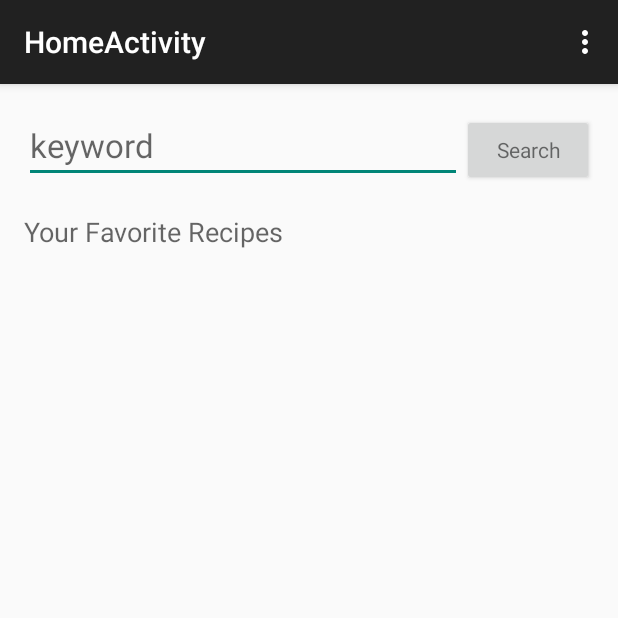
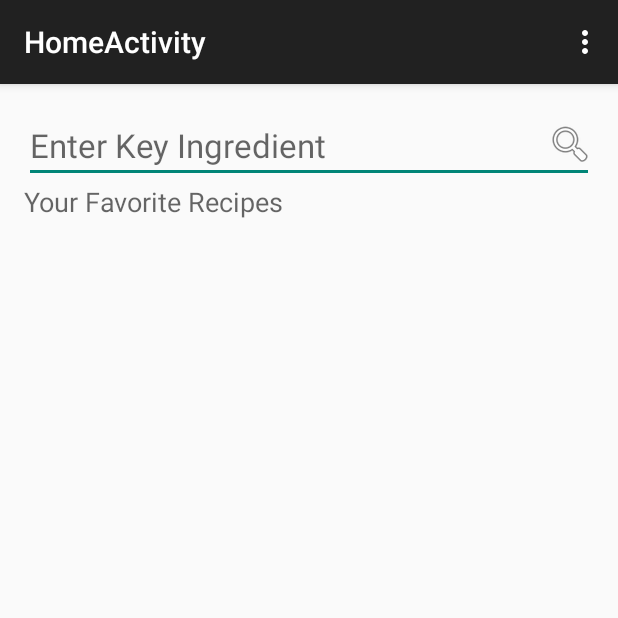
Before and after one commit to chenjr95/Google-CodeU, an Android app: the HomeActivity screen opened directly, with no data from a screen before it, on a phone screen of 412 x 824 dp, the top half of it. Run offline under Robolectric (Android 15) with nearby library versions, the light colour scheme and no system bars; libraries missing offline, so code that uses them is left out: com.parse; 5 statements that could not run were skipped.

Commit message:
fixed merge conflicts

```diff
--- a/RecipeFinder/app/src/main/java/com/example/android/recipefinder/HomeActivity.java
+++ b/RecipeFinder/app/src/main/java/com/example/android/recipefinder/HomeActivity.java
@@ -1,9 +1,8 @@
 package com.example.android.recipefinder;
 
-import android.app.Activity;
 import android.content.Intent;
+import android.os.Bundle;
 import android.support.v7.app.ActionBarActivity;
-import android.os.Bundle;
 import android.view.Menu;
 import android.view.MenuItem;
 import android.view.View;
@@ -11,8 +10,6 @@ import android.widget.AdapterView;
 import android.widget.ArrayAdapter;
 import android.widget.ListView;
 import android.widget.TextView;
-
-import java.util.ArrayList;
 
 
 public class HomeActivity extends ActionBarActivity {
@@ -23,7 +20,8 @@ public class HomeActivity extends ActionBarActivity {
         setContentView(R.layout.activity_home);
 
         ListView listView = (ListView) findViewById(R.id.listView);
-        final String[] favoriteIds = LoginActivity.favorites.split(",");
+        String temp = LoginActivity.join(LoginActivity.favorites);
+        final String[] favoriteIds = temp.split(",");
 
         ArrayAdapter<String> arrayAdapter =
                 new ArrayAdapter<>(this,android.R.layout.simple_list_item_1, favoriteIds);
@@ -42,7 +40,30 @@ public class HomeActivity extends ActionBarActivity {
 
     @Override
     protected void onCreate(Bundle savedInstanceState) {
+
         super.onCreate(savedInstanceState);
+//        setContentView(R.layout.activity_home);
+//        if (findViewById(R.id.recipe_detail_container) != null) {
+//            // The detail container view will be present only in the large-screen layouts
+//            // (res/layout-sw600dp). If this view is present, then the activity should be
+//            // in two-pane mode.
+//            mTwoPane = true;
+//            // In two-pane mode, show the detail view in this activity by
+//            // adding or replacing the detail fragment using a
+//            // fragment transaction.
+//            if (savedInstanceState == null) {
+//                getSupportFragmentManager().beginTransaction()
+//                        .replace(R.id.weather_detail_container, new DetailFragment(), DETAILFRAGMENT_TAG)
+//                        .commit();
+//            }
+//        } else {
+//            mTwoPane = false;
+//            getSupportActionBar().setElevation(0f);
+//        }
+//
+//        HomeActivity forecastFragment = ((MainActivityFragment)
+//                getSupportFragmentManager().findFragmentById(R.id.fragment_forecast));
+
     }
 
     @Override
@@ -67,6 +88,9 @@ public class HomeActivity extends ActionBarActivity {
         return super.onOptionsItemSelected(item);
     }
 
+
+
+
     public void search (View view){
         Intent i = new Intent(this, SearchActivity.class);
         TextView t = (TextView) findViewById(R.id.search_entry);
--- a/RecipeFinder/app/src/main/java/com/example/android/recipefinder/RecipeActivity.java
+++ b/RecipeFinder/app/src/main/java/com/example/android/recipefinder/RecipeActivity.java
@@ -3,15 +3,13 @@ package com.example.android.recipefinder;
 import android.animation.Animator;
 import android.animation.AnimatorListenerAdapter;
 import android.annotation.TargetApi;
-import android.app.Activity;
 import android.content.Intent;
 import android.graphics.Bitmap;
 import android.graphics.BitmapFactory;
-import android.media.Image;
 import android.os.AsyncTask;
 import android.os.Build;
+import android.os.Bundle;
 import android.support.v7.app.ActionBarActivity;
-import android.os.Bundle;
 import android.util.Log;
 import android.view.Menu;
 import android.view.MenuItem;
--- a/RecipeFinder/app/src/main/res/layout/activity_home.xml
+++ b/RecipeFinder/app/src/main/res/layout/activity_home.xml
@@ -1,40 +1,34 @@
-<LinearLayout xmlns:android="http://schemas.android.com/apk/res/android"
+<RelativeLayout xmlns:android="http://schemas.android.com/apk/res/android"
     xmlns:tools="http://schemas.android.com/tools" android:layout_width="match_parent"
     android:layout_height="match_parent" android:paddingLeft="@dimen/activity_horizontal_margin"
     android:paddingRight="@dimen/activity_horizontal_margin"
     android:paddingTop="@dimen/activity_vertical_margin"
     android:paddingBottom="@dimen/activity_vertical_margin"
-    android:orientation="vertical"
     tools:context="com.example.android.recipefinder.HomeActivity">
 
-
-    <LinearLayout
+    <EditText
         android:layout_width="fill_parent"
         android:layout_height="wrap_content"
-        android:orientation="horizontal">
-        <EditText
-            android:layout_width="fill_parent"
-            android:layout_weight="1"
-            android:layout_height="wrap_content"
         android:textAppearance="?android:attr/textAppearanceLarge"
-            android:hint="keyword"
+        android:hint="Enter Key Ingredient"
         android:id="@+id/search_entry"
         android:inputType="text" android:maxLines="1"
-            android:singleLine="true"
-            android:layout_marginBottom="30px" />
+        android:paddingRight="60dp"
+        android:imeOptions="actionSearch"
+        android:layout_marginBottom="60px" />
 
-        <Button
+    <ImageView
         android:layout_width="wrap_content"
         android:layout_height="wrap_content"
-            android:textAppearance="?android:attr/textAppearanceLarge"
         android:id="@+id/search_button"
-            android:layout_alignParentRight="true"
-            style="?android:textAppearanceSmall"
+        android:layout_alignTop="@+id/search_entry"
+        android:layout_alignBottom="@+id/search_entry"
+        android:paddingBottom="2dp"
+        android:layout_alignRight="@+id/search_entry"
+        android:src="@android:drawable/ic_menu_search"
+        android:layout_centerVertical="true"
         android:text="Search"
-            android:onClick="search"
-            android:layout_marginBottom="30px"/>
-
-    </LinearLayout>
+        android:onClick="search" />
 
     <TextView
         android:layout_width="wrap_content"
@@ -52,4 +46,4 @@
         android:dividerHeight="5px"
         android:layout_alignParentStart="true"
         android:layout_below="@+id/textView" />
-</LinearLayout>
+</RelativeLayout>
```
Also changed, not shown: RecipeFinder/app/src/main/java/com/example/android/recipefinder/LoginActivity.java (+36 -14 lines), RecipeFinder/app/src/main/java/com/example/android/recipefinder/SearchActivity.java (+1 -8 lines), RecipeFinder/app/src/main/res/layout/activity_recipe.xml (+1 -21 lines). Lines whose indentation alone changed are shown as unchanged.
